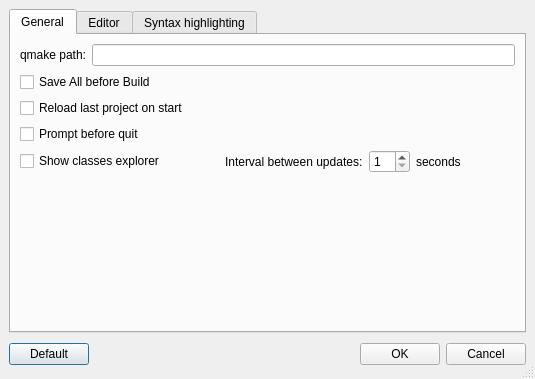
This is ui/options.ui in google-code-export/qdevelop as Qt 5 draws it before an edit. The edited form follows.
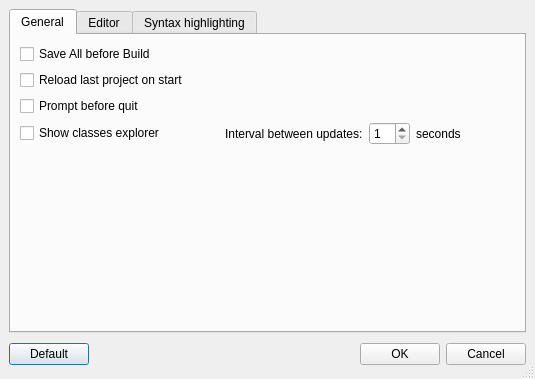
This is the edited form. Icons and pictures are not drawn.

Commit message: Modification for use bookmarks and breakpoints with QTextBlock::setUserData. Add a new dialog to check external tools (qmake, make, ctags and gdb).

Patch:
```diff
--- a/ui/options.ui
+++ b/ui/options.ui
@@ -52,26 +52,6 @@
          <property name="spacing" >
           <number>6</number>
          </property>
-         <item>
-          <layout class="QHBoxLayout" >
-           <property name="margin" >
-            <number>0</number>
-           </property>
-           <property name="spacing" >
-            <number>6</number>
-           </property>
-           <item>
-            <widget class="QLabel" name="label_12" >
-             <property name="text" >
-              <string>qmake path:</string>
-             </property>
-            </widget>
-           </item>
-           <item>
-            <widget class="QLineEdit" name="qmakePath" />
-           </item>
-          </layout>
-         </item>
          <item>
           <widget class="QCheckBox" name="saveAll" >
            <property name="text" >
```
The commit also changes 21 other files.
